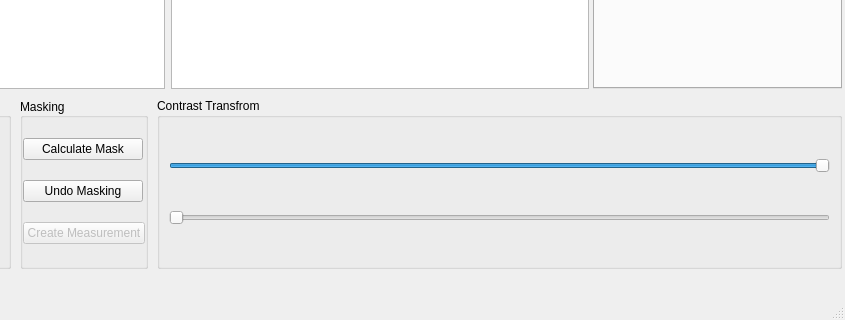
Above: stim_tool_main_window.ui from MartNied/STIM_Tool before the change; both pictures show x 322 to 1167 and y 321 to 641 of the 1167 by 641 pixel window. Below: the same form after it.
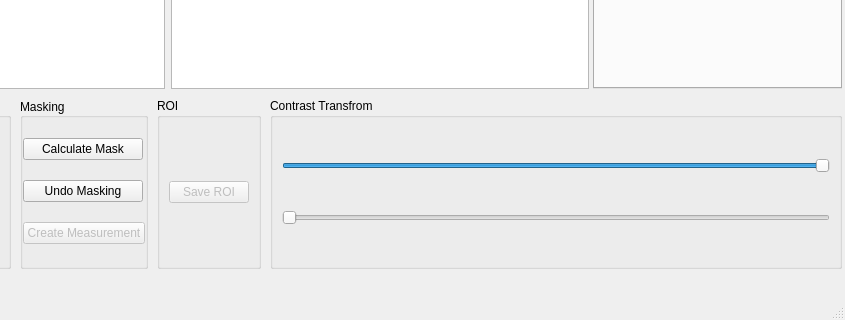
That is the form after the change. Icons and pictures are not drawn.

Commit message: added roi tool and signal slots for viewer events

Diff of the .ui file:
```diff
--- a/stim_tool_main_window.ui
+++ b/stim_tool_main_window.ui
@@ -523,8 +523,30 @@
         </layout>
        </widget>
       </item>
+      <item>
+       <widget class="QGroupBox" name="roiGroupBox">
+        <property name="title">
+         <string>ROI</string>
+        </property>
+        <layout class="QVBoxLayout" name="verticalLayout_2">
+         <item>
+          <widget class="QPushButton" name="saveRoiButton">
+           <property name="enabled">
+            <bool>false</bool>
+           </property>
+           <property name="text">
+            <string>Save ROI</string>
+           </property>
+          </widget>
+         </item>
+        </layout>
+       </widget>
+      </item>
       <item>
        <widget class="QGroupBox" name="contrastTransormGroupbox">
+        <property name="enabled">
+         <bool>true</bool>
+        </property>
         <property name="title">
          <string>Contrast Transfrom</string>
         </property>
```
Left out of the diff: 155 changed lines with no effect on the pictures. The commit also changes 5 other files.
